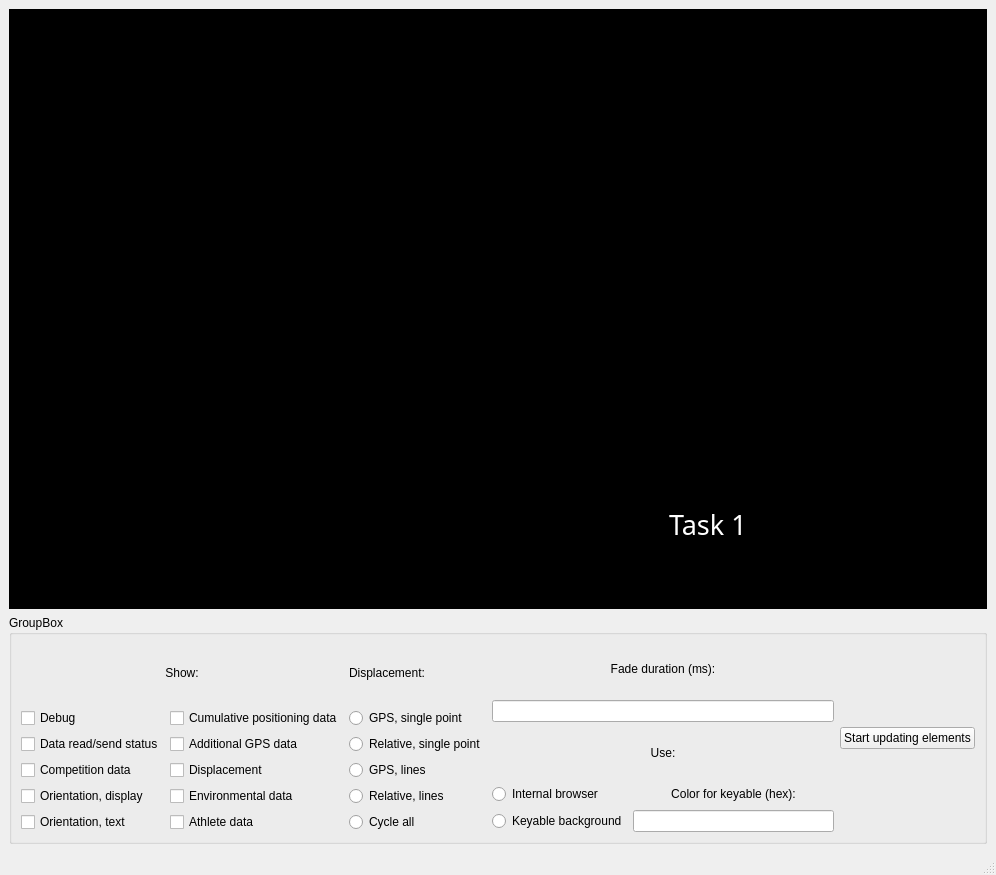
This is src/main/resources/streamoverlay.ui in aacttelemetry/aactui as Qt 5 draws it before an edit. The edited form follows.
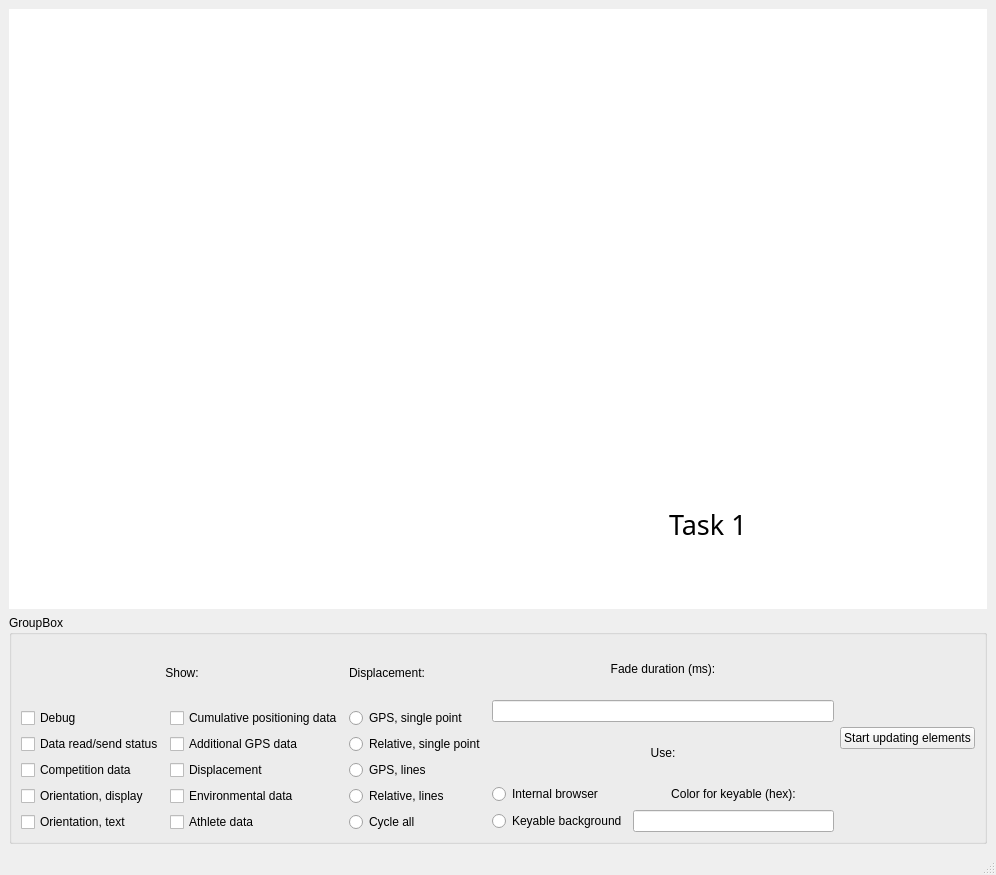
This is the edited form. Icons and pictures are not drawn. Custom widgets are drawn as their Qt base class.

Patch:
```diff
--- a/src/main/resources/streamoverlay.ui
+++ b/src/main/resources/streamoverlay.ui
@@ -27,7 +27,7 @@
        <bool>false</bool>
       </property>
       <property name="styleSheet">
-       <string notr="true">background:black</string>
+       <string notr="true">background:white</string>
       </property>
       <widget class="AnimationLabel" name="test_anim_label">
        <property name="geometry">
@@ -45,7 +45,7 @@
         </font>
        </property>
        <property name="styleSheet">
-        <string notr="true">color:white</string>
+        <string notr="true"/>
        </property>
        <property name="text">
         <string>Task 1</string>
```
